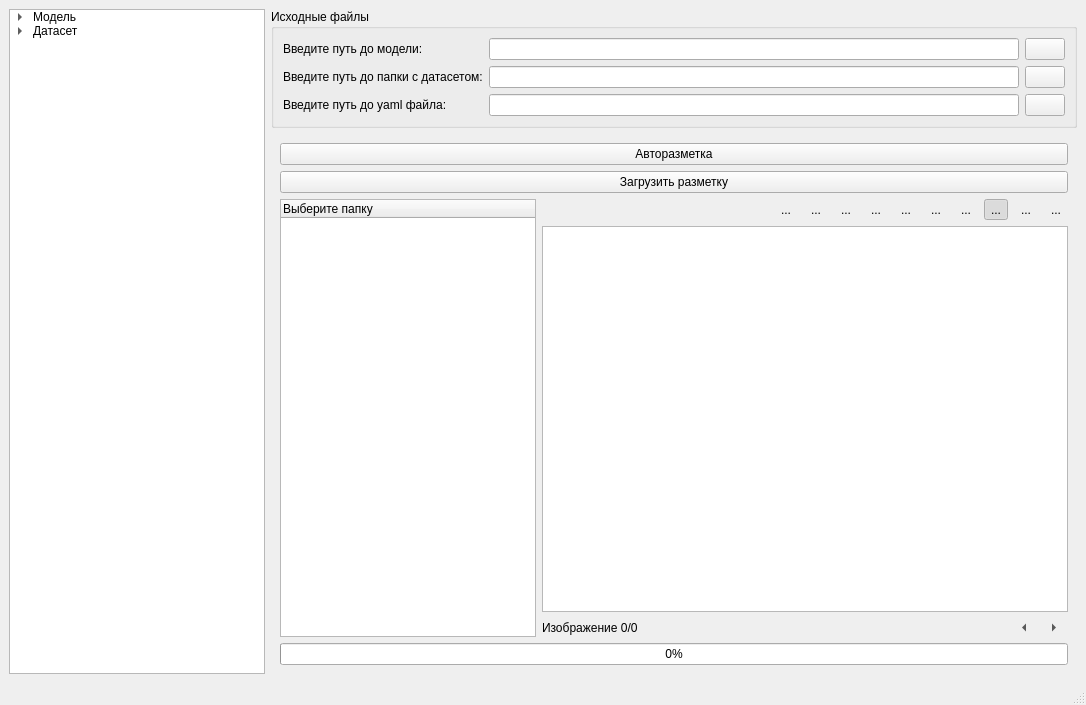
The window that marking/mainwindow.ui (hristosina/railways) describes before a commit, drawn with Qt 5.
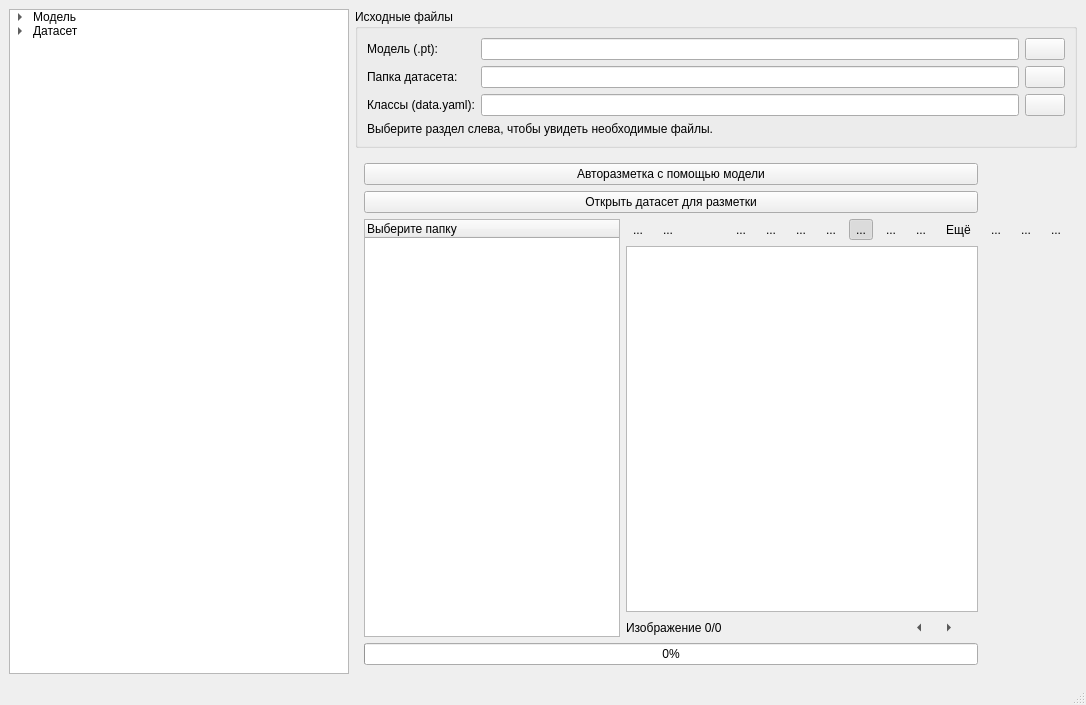
The same window after the commit. The open tabs and pages were chosen to show the change. Icons and pictures are not drawn.

Patch:
```diff
--- a/marking/mainwindow.ui
+++ b/marking/mainwindow.ui
@@ -18,14 +18,20 @@
     <item row="0" column="0" rowspan="2">
      <widget class="QTreeWidget" name="treeWidget_menu">
       <property name="sizePolicy">
-       <sizepolicy hsizetype="Minimum" vsizetype="Expanding">
+       <sizepolicy hsizetype="Preferred" vsizetype="Expanding">
         <horstretch>0</horstretch>
         <verstretch>0</verstretch>
        </sizepolicy>
       </property>
+      <property name="minimumSize">
+       <size>
+        <width>340</width>
+        <height>0</height>
+       </size>
+      </property>
       <property name="maximumSize">
        <size>
-        <width>260</width>
+        <width>16777215</width>
         <height>16777215</height>
        </size>
       </property>
@@ -366,8 +372,8 @@
        </layout>
       </widget>
       <widget class="QWidget" name="page_3">
-       <layout class="QGridLayout" name="gridLayout_7">
-        <item row="3" column="2">
+       <layout class="QGridLayout" name="gridLayout_7" columnstretch="0,0,0,0,1,0,0,0,0,0,0,0,0,0,0">
+        <item row="3" column="4" colspan="3">
          <spacer name="horizontalSpacer_2">
           <property name="orientation">
            <enum>Qt::Horizontal</enum>
@@ -380,7 +386,7 @@
           </property>
          </spacer>
         </item>
-        <item row="4" column="2" rowspan="4" colspan="11">
+        <item row="4" column="2" rowspan="4" colspan="13">
          <widget class="QGraphicsView" name="graphicsView">
           <property name="sizePolicy">
            <sizepolicy hsizetype="Expanding" vsizetype="Expanding">
@@ -390,7 +396,7 @@
           </property>
          </widget>
         </item>
-        <item row="3" column="11">
+        <item row="3" column="12">
          <widget class="QToolButton" name="toolButton_move">
           <property name="toolTip">
            <string>Перемещение изображения</string>
@@ -419,7 +425,7 @@
           </property>
          </widget>
         </item>
-        <item row="3" column="10">
+        <item row="3" column="11">
          <widget class="QToolButton" name="toolButton_cursor">
           <property name="toolTip">
            <string>Выделение разметки</string>
@@ -448,7 +454,7 @@
           </property>
          </widget>
         </item>
-        <item row="3" column="6">
+        <item row="3" column="9">
          <widget class="QToolButton" name="toolButton_delete">
           <property name="toolTip">
            <string>Удалить разметку (Delete)</string>
@@ -471,7 +477,7 @@
           </property>
          </widget>
         </item>
-        <item row="3" column="8">
+        <item row="3" column="3">
          <widget class="QToolButton" name="toolButton_apply">
           <property name="toolTip">
            <string>Повторить действие (Ctrl + Y)</string>
@@ -497,7 +503,7 @@
           </property>
          </widget>
         </item>
-        <item row="3" column="7">
+        <item row="3" column="2">
          <widget class="QToolButton" name="toolButton_cancel">
           <property name="toolTip">
            <string>Отменить действие (Ctrl + Z)</string>
@@ -520,7 +526,7 @@
           </property>
          </widget>
         </item>
-        <item row="3" column="12">
+        <item row="3" column="13">
          <widget class="QToolButton" name="toolButton_save">
           <property name="toolTip">
            <string>Сохранить разметку (Ctrl + S)</string>
@@ -546,14 +552,66 @@
           </property>
          </widget>
         </item>
-        <item row="1" column="0" colspan="13">
+        <item row="1" column="0" colspan="15">
          <widget class="QPushButton" name="pushButton_load_mark_info">
           <property name="text">
-           <string>Загрузить разметку</string>
+           <string>Открыть датасет для разметки</string>
           </property>
          </widget>
         </item>
-        <item row="8" column="12">
+        <item row="3" column="16">
+         <widget class="QToolButton" name="pushButton_copy_previous">
+          <property name="visible">
+           <bool>false</bool>
+          </property>
+          <property name="toolTip">
+           <string>Скопировать всю разметку с предыдущего изображения</string>
+          </property>
+          <property name="text">
+           <string>...</string>
+          </property>
+          <property name="icon">
+           <iconset>
+            <normaloff>assets/icons/copy.png</normaloff>assets/icons/copy.png</iconset>
+          </property>
+          <property name="iconSize">
+           <size>
+            <width>30</width>
+            <height>30</height>
+           </size>
+          </property>
+          <property name="autoRaise">
+           <bool>true</bool>
+          </property>
+         </widget>
+        </item>
+        <item row="3" column="17">
+         <widget class="QToolButton" name="pushButton_clear_annotations">
+          <property name="visible">
+           <bool>false</bool>
+          </property>
+          <property name="toolTip">
+           <string>Удалить всю разметку с текущего изображения</string>
+          </property>
+          <property name="text">
+           <string>...</string>
+          </property>
+          <property name="icon">
+           <iconset>
+            <normaloff>assets/icons/delete_all.png</normaloff>assets/icons/delete_all.png</iconset>
+          </property>
+          <property name="iconSize">
+           <size>
+            <width>30</width>
+            <height>30</height>
+           </size>
+          </property>
+          <property name="autoRaise">
+           <bool>true</bool>
+          </property>
+         </widget>
+        </item>
+        <item row="8" column="14">
          <widget class="QToolButton" name="toolButton_next">
           <property name="text">
            <string>...</string>
@@ -575,7 +633,7 @@
           </property>
          </widget>
         </item>
-        <item row="8" column="11">
+        <item row="8" column="13">
          <widget class="QToolButton" name="toolButton_prev">
           <property name="text">
            <string>...</string>
@@ -622,14 +680,14 @@
           </property>
          </widget>
         </item>
-        <item row="0" column="0" colspan="13">
+        <item row="0" column="0" colspan="15">
          <widget class="QPushButton" name="pushButton_autolabling">
           <property name="text">
-           <string>Авторазметка</string>
+          <string>Авторазметка с помощью модели</string>
           </property>
          </widget>
         </item>
-        <item row="3" column="9">
+        <item row="3" column="10">
          <widget class="QToolButton" name="toolButton_zoom">
           <property name="toolTip">
            <string>Приблизить изображение (Ctrl)</string>
@@ -655,7 +713,7 @@
           </property>
          </widget>
         </item>
-        <item row="3" column="5">
+        <item row="3" column="7">
          <widget class="QToolButton" name="toolButton_add">
           <property name="toolTip">
            <string>Добавить разметку (Ctrl + N)</string>
@@ -678,7 +736,7 @@
           </property>
          </widget>
         </item>
-        <item row="3" column="4">
+        <item row="3" column="8">
          <widget class="QToolButton" name="toolButton_edit">
           <property name="toolTip">
            <string>Редактировать класс (Ctrl + E)</string>
@@ -701,7 +759,7 @@
           </property>
          </widget>
         </item>
-        <item row="3" column="3">
+        <item row="3" column="15">
          <widget class="QToolButton" name="toolButton_reset">
           <property name="toolTip">
            <string>Сбросить изменения (Ctrl + R)</string>
@@ -724,7 +782,36 @@
           </property>
          </widget>
         </item>
-        <item row="9" column="0" colspan="13">
+        <item row="3" column="14">
+         <widget class="QToolButton" name="toolButton_more">
+          <property name="toolTip">
+           <string>Дополнительные действия с текущей разметкой</string>
+          </property>
+         <property name="text">
+           <string>Ещё</string>
+          </property>
+          <property name="icon">
+           <iconset>
+            <normaloff>assets/icons/other.png</normaloff>assets/icons/other.png</iconset>
+          </property>
+          <property name="iconSize">
+           <size>
+            <width>25</width>
+            <height>25</height>
+           </size>
+          </property>
+          <property name="popupMode">
+           <enum>QToolButton::InstantPopup</enum>
+          </property>
+          <property name="toolButtonStyle">
+           <enum>Qt::ToolButtonIconOnly</enum>
+          </property>
+          <property name="autoRaise">
+           <bool>true</bool>
+          </property>
+         </widget>
+        </item>
+        <item row="9" column="0" colspan="15">
          <widget class="QProgressBar" name="progressBar_autolabling">
           <property name="value">
            <number>0</number>
@@ -893,6 +980,16 @@
        <string>Исходные файлы</string>
       </property>
       <layout class="QGridLayout" name="gridLayout_3">
+       <item row="3" column="0" colspan="3">
+        <widget class="QLabel" name="label_source_hint">
+         <property name="text">
+          <string>Выберите раздел слева, чтобы увидеть необходимые файлы.</string>
+         </property>
+         <property name="wordWrap">
+          <bool>true</bool>
+         </property>
+        </widget>
+       </item>
        <item row="2" column="2">
         <widget class="QPushButton" name="pushButton_yaml_path">
          <property name="text">
@@ -913,7 +1010,7 @@
        <item row="0" column="0">
         <widget class="QLabel" name="label_model_path">
          <property name="text">
-          <string>Введите путь до модели:</string>
+          <string>Модель (.pt):</string>
          </property>
         </widget>
        </item>
@@ -926,14 +1023,14 @@
        <item row="1" column="0">
         <widget class="QLabel" name="label_dataset_path">
          <property name="text">
-          <string>Введите путь до папки с датасетом:</string>
+          <string>Папка датасета:</string>
          </property>
         </widget>
        </item>
        <item row="2" column="0">
         <widget class="QLabel" name="label_yaml_path">
          <property name="text">
-          <string>Введите путь до yaml файла:</string>
+          <string>Классы (data.yaml):</string>
          </property>
         </widget>
        </item>
```
Left out of the diff: 37 changed lines with no effect on the pictures.
